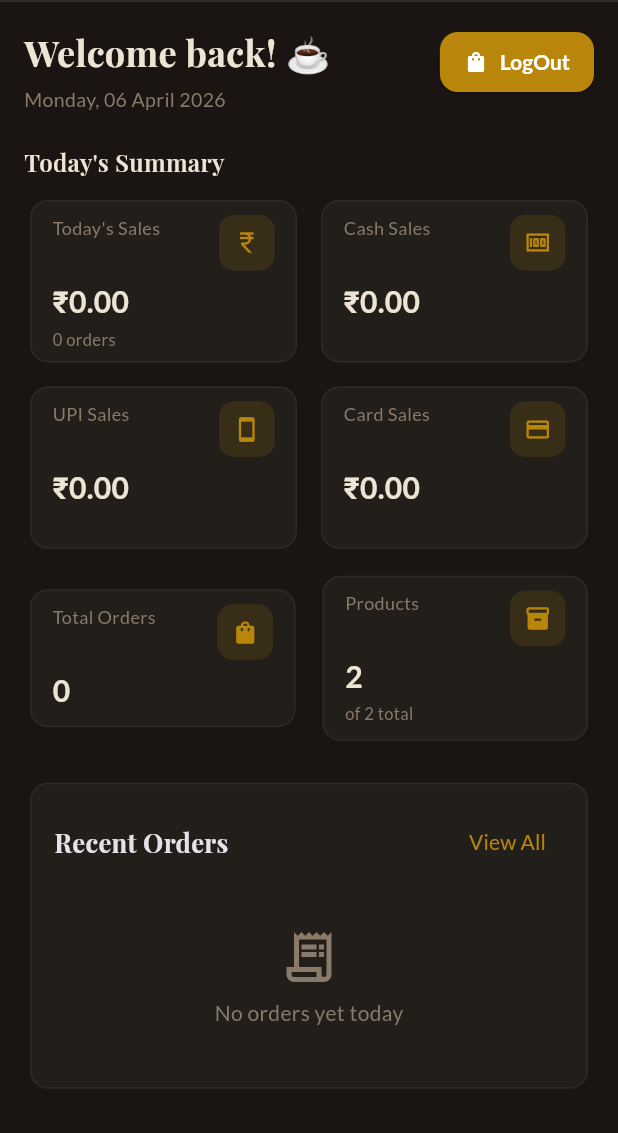
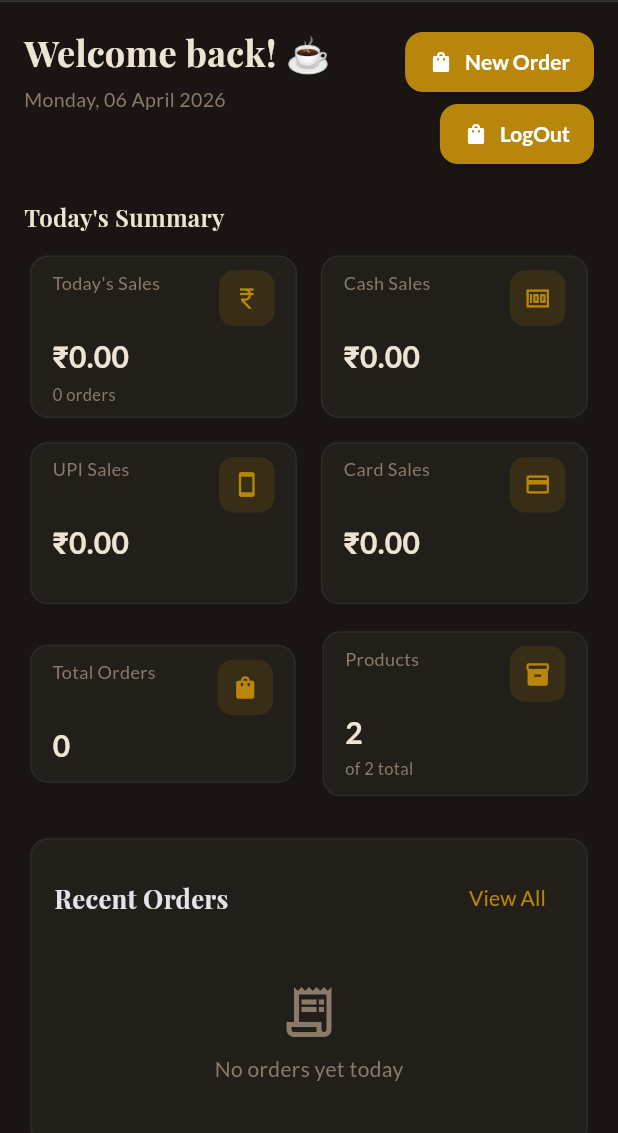
Before and after one commit to morerohit7174-a11y/the_scafe_elite, a Flutter app: the DashboardScreen screen opened by its route, on a phone screen of 412 x 824 dp, the part 103-1236 px from its top. Run offline on Flutter 3.47's test engine with Material 3 defaults, Android fonts, the light colour scheme and no system bars; our stand-ins replace cloud_firestore, firebase_auth, firebase_core, google_fonts, pdf, permission_handler and 4 more; missing offline and left inert: print_bluetooth_thermal; accounts and stored records are empty.

Commit message:
first commit

```diff
--- a/lib/screens/dashboard_screen.dart
+++ b/lib/screens/dashboard_screen.dart
@@ -105,14 +105,14 @@
                           ),
                           const SizedBox(height: 6),
                         ],
-                        // ElevatedButton.icon(
-                        //   onPressed: () => Navigator.pushNamed(context, '/pos'),
-                        //   icon: const Icon(Icons.shopping_bag, size: 16),
-                        //   label: const Text('New Order'),
-                        //   style: ElevatedButton.styleFrom(
-                        //     padding: const EdgeInsets.symmetric(
-                        //         horizontal: 16, vertical: 10)),
-                        // ),
+                        ElevatedButton.icon(
+                          onPressed: () => Navigator.pushNamed(context, '/pos'),
+                          icon: const Icon(Icons.shopping_bag, size: 16),
+                          label: const Text('New Order'),
+                          style: ElevatedButton.styleFrom(
+                            padding: const EdgeInsets.symmetric(
+                                horizontal: 16, vertical: 10)),
+                        ),
                          ElevatedButton.icon(
                           onPressed: ()async{
                             await loginProvider.logout();
```
